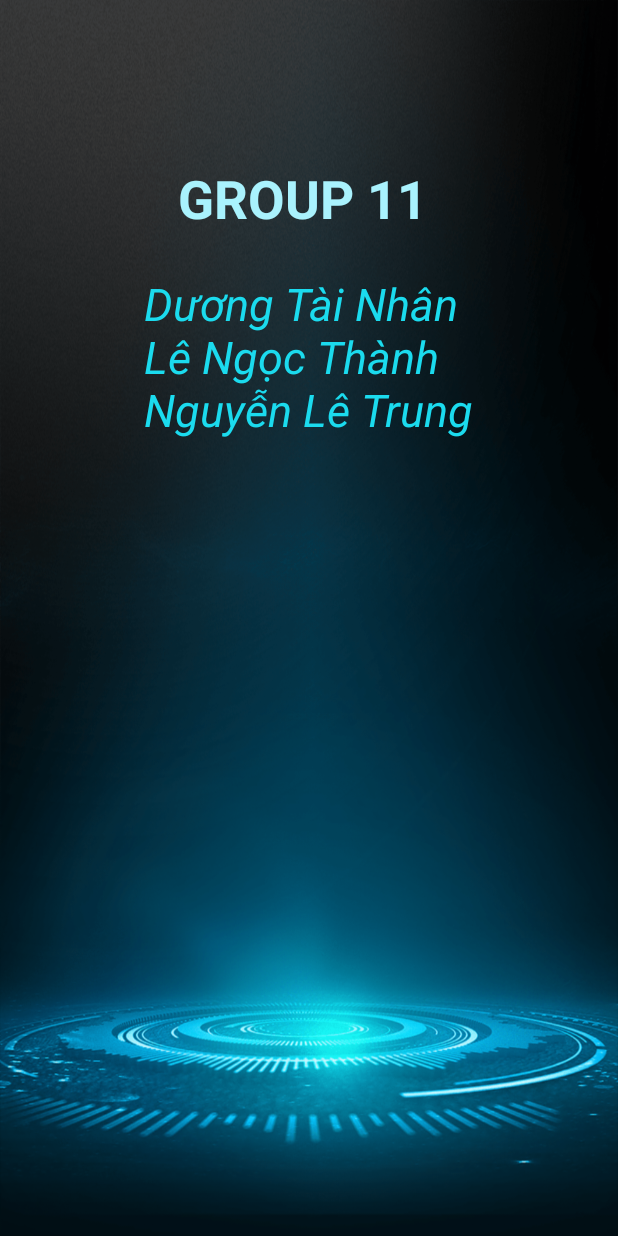
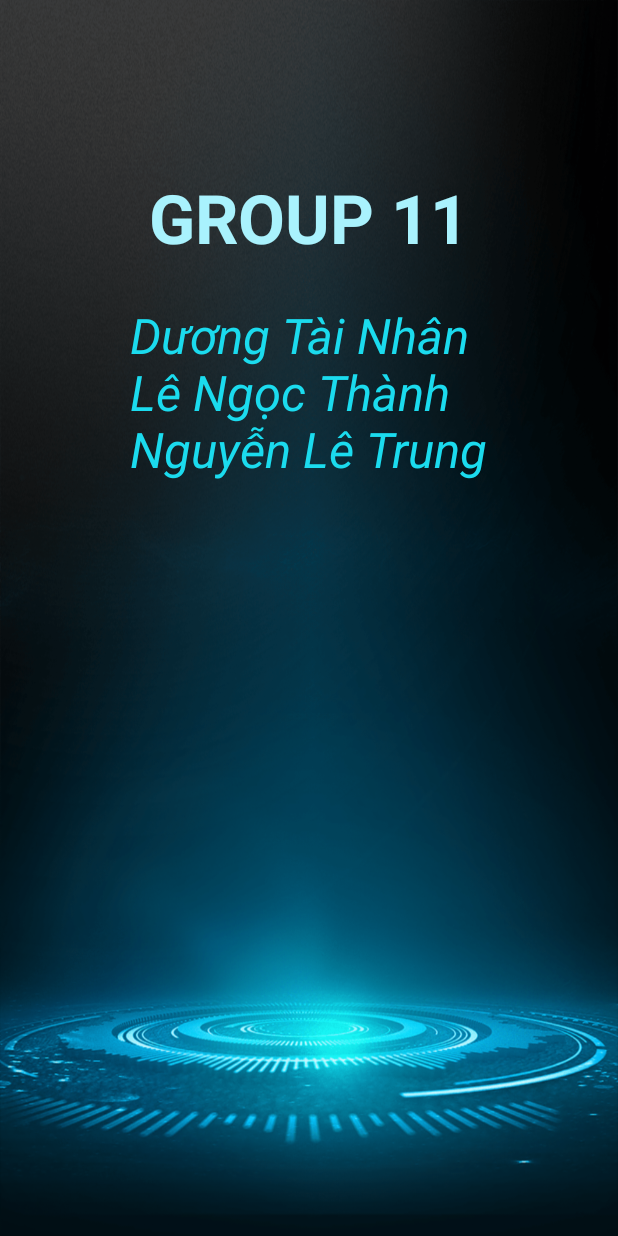
Before and after one commit to duongtainhan/Library_For_You, an Android app: the screen it shows after launch (MainActivity), on a phone screen of 412 x 824 dp. Run offline under Robolectric (Android 15) with nearby library versions, the phone set to English and light mode, and no system bars; our stand-ins replace sdp/ssp sizes.

Commit message:
fix size layout and text

```diff
--- a/app/build.gradle
+++ b/app/build.gradle
@@ -35,8 +35,6 @@ dependencies {
     testImplementation 'junit:junit:4.12'
     androidTestImplementation 'com.android.support.test:runner:1.0.2'
     androidTestImplementation 'com.android.support.test.espresso:espresso-core:3.0.2'
-    //implementation 'com.intuit.sdp:sdp-android:1.0.6'
-    //implementation 'com.intuit.ssp:ssp-android:1.0.6'
     //add library
-    implementation 'com.github.duongtainhan:Library_For_You:1.1'
+    implementation 'com.github.duongtainhan:Library_For_You:1.2'
 }
--- a/app/src/main/res/layout/activity_main.xml
+++ b/app/src/main/res/layout/activity_main.xml
@@ -15,7 +15,7 @@
         android:layout_centerHorizontal="true"
         android:layout_marginTop="@dimen/_20sdp"
         android:textColor="@color/dim"
-        android:textSize="@dimen/_30sdp"
+        android:textSize="@dimen/_30ssp"
         android:fontFamily="@font/sofia"
         android:textStyle="bold|italic"
         android:visibility="visible"/>
@@ -23,13 +23,13 @@
         android:layout_width="wrap_content"
         android:layout_height="wrap_content"
         android:id="@+id/txtTeam"
-        android:text="GROUP 11 "
+        android:text="GROUP 11"
         android:textStyle="bold"
         android:textColor="@color/dim2"
-        android:textSize="35sp"
+        android:textSize="@dimen/_35ssp"
         android:layout_centerHorizontal="true"
         android:layout_below="@id/txtDemo"
-        android:layout_marginTop="20dp"
+        android:layout_marginTop="@dimen/_20sdp"
         android:visibility="visible"/>
     <TextView
         android:layout_width="wrap_content"
@@ -37,7 +37,7 @@
         android:id="@+id/txtName"
         android:text="Dương Tài Nhân\nLê Ngọc Thành\nNguyễn Lê Trung"
         android:textColor="@color/dim1"
-        android:textSize="30sp"
+        android:textSize="@dimen/_25ssp"
         android:textStyle="italic"
         android:layout_centerHorizontal="true"
         android:layout_below="@id/txtTeam"
```
